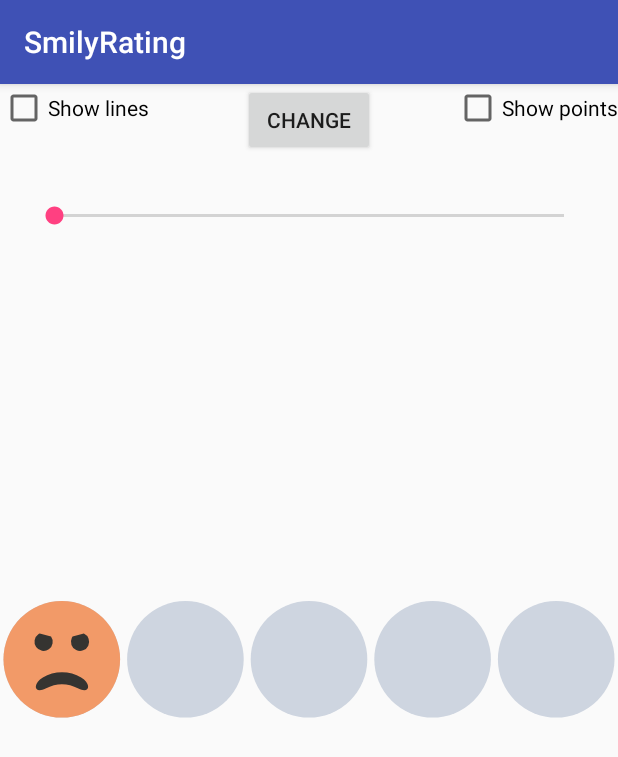
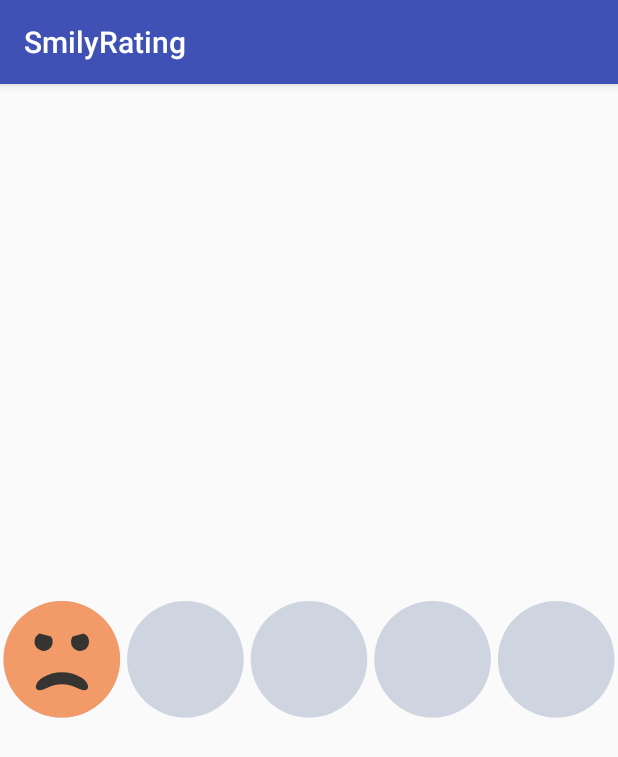
Before and after one commit to sujithkanna/SmileyRating, an Android app: the screen it shows after launch (MainActivity), on a phone screen of 412 x 824 dp. Shown: the top 757 px of the screen. Run offline under Robolectric (Android 15) with nearby library versions, the phone set to English and light mode, and no system bars.

Commit message:
Code cleanup

```diff
--- a/app/src/main/java/com/msapps/smilyrating/MainActivity.java
+++ b/app/src/main/java/com/msapps/smilyrating/MainActivity.java
@@ -1,66 +1,22 @@
 package com.msapps.smilyrating;
 
-import android.animation.ArgbEvaluator;
 import android.os.Bundle;
 import android.support.v7.app.AppCompatActivity;
-import android.view.View;
 import android.widget.CheckBox;
 import android.widget.CompoundButton;
 import android.widget.SeekBar;
 
-public class MainActivity extends AppCompatActivity implements CompoundButton.OnCheckedChangeListener, SeekBar.OnSeekBarChangeListener {
+public class MainActivity extends AppCompatActivity {
 
     private static final String TAG = "MainActivity";
 
-    private SeekBar mSeekBar;
-    private CheckBox mShowLines;
-    private CheckBox mShowPoints;
     private RatingView mRatingView;
 
     @Override
     protected void onCreate(Bundle savedInstanceState) {
         super.onCreate(savedInstanceState);
         setContentView(R.layout.activity_main);
-        mShowLines = (CheckBox) findViewById(R.id.show_lines);
-        mShowPoints = (CheckBox) findViewById(R.id.show_points);
         mRatingView = (RatingView) findViewById(R.id.ratingView);
-        mSeekBar = (SeekBar) findViewById(R.id.seeker);
-        mSeekBar.setOnSeekBarChangeListener(this);
     }
 
-    @Override
-    protected void onStart() {
-        super.onStart();
-        mRatingView.start();
-    }
-
-    @Override
-    protected void onStop() {
-        super.onStop();
-        mRatingView.stop();
-    }
-
-    @Override
-    public void onCheckedChanged(CompoundButton compoundButton, boolean b) {
-        if (compoundButton == mShowPoints) {
-            mRatingView.showPoints(b);
-        } else if (compoundButton == mShowLines) {
-            mRatingView.showLines(b);
-        }
-    }
-
-    @Override
-    public void onProgressChanged(SeekBar seekBar, int i, boolean b) {
-        mRatingView.setFraction(i/100f);
-    }
-
-    @Override
-    public void onStartTrackingTouch(SeekBar seekBar) {
-
-    }
-
-    @Override
-    public void onStopTrackingTouch(SeekBar seekBar) {
-
-    }
 }
--- a/app/src/main/res/layout/activity_main.xml
+++ b/app/src/main/res/layout/activity_main.xml
@@ -11,33 +11,4 @@
         android:layout_height="wrap_content"
         android:layout_centerVertical="true" />
 
-    <CheckBox
-        android:id="@+id/show_points"
-        android:layout_width="wrap_content"
-        android:layout_height="wrap_content"
-        android:layout_alignParentRight="true"
-        android:text="Show points" />
-
-    <CheckBox
-        android:id="@+id/show_lines"
-        android:layout_width="wrap_content"
-        android:layout_height="wrap_content"
-        android:text="Show lines" />
-
-    <Button
-        android:id="@+id/change"
-        android:layout_width="wrap_content"
-        android:layout_height="wrap_content"
-        android:layout_centerHorizontal="true"
-        android:text="Change" />
-
-    <SeekBar
-        android:id="@+id/seeker"
-        android:layout_width="match_parent"
-        android:layout_height="40dp"
-        android:layout_below="@+id/change"
-        android:layout_marginLeft="20dp"
-        android:layout_marginRight="20dp"
-        android:layout_marginTop="20dp" />
-
 </RelativeLayout>
```
Also changed, not shown: app/src/main/java/com/msapps/smilyrating/RatingView.java (+6 -21 lines).
